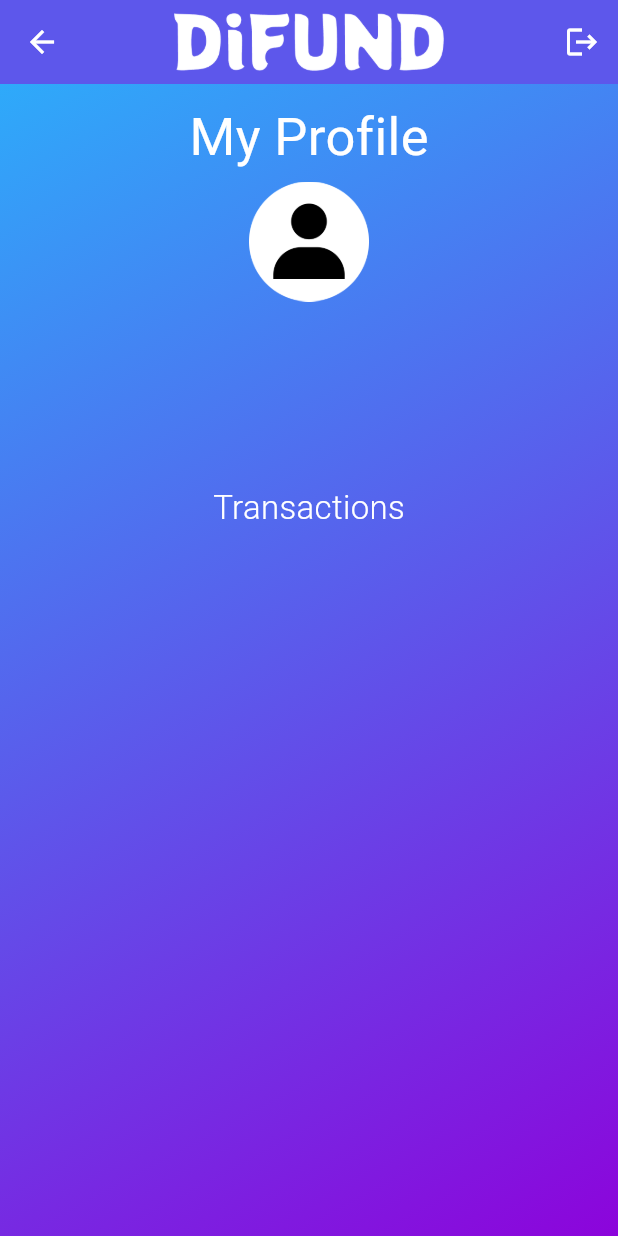
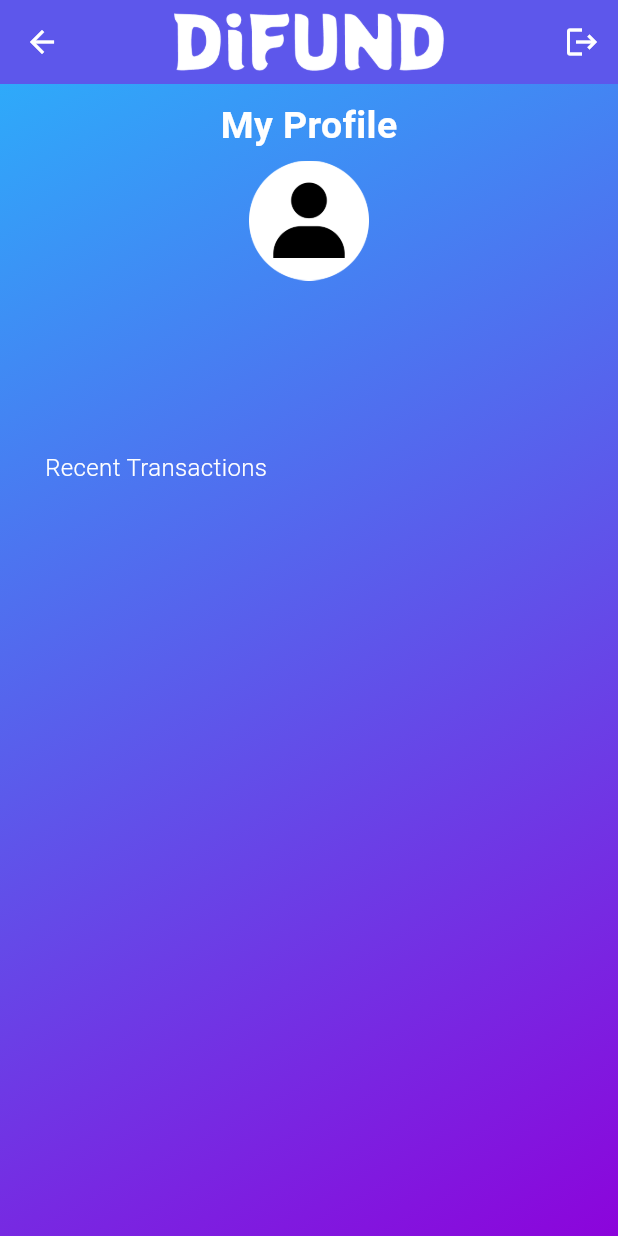
Before and after one commit to dhrisyapn/difund, a Flutter app: the ProfilePage screen opened directly, on a phone screen of 412 x 824 dp. Run offline on Flutter 3.47's test engine with Material 3 defaults, Android fonts, the phone set to English and light mode, and no system bars; our stand-ins replace cloud_firestore, firebase_auth, firebase_core; accounts and stored records are empty; Roboto replaces fonts that are missing (Gotham).

Commit message:
font sizing and placing fixed

```diff
--- a/lib/profile.dart
+++ b/lib/profile.dart
@@ -70,13 +70,19 @@ class _ProfilePageState extends State<ProfilePage> {
           ),
         ),
         child: SingleChildScrollView(
+          physics: const BouncingScrollPhysics(),
           child: Column(
             children: [
               const Padding(
                 padding: EdgeInsets.only(top: 10),
                 child: Text(
                   'My Profile',
-                  style: TextStyle(fontSize: 35, color: Colors.white),
+                  style: TextStyle(
+                    fontSize: 25,
+                    color: Colors.white,
+                    fontFamily: 'Gotham',
+                    fontWeight: FontWeight.w600,
+                  ),
                 ),
               ),
               SizedBox(
@@ -122,7 +128,7 @@ class _ProfilePageState extends State<ProfilePage> {
                     Text(email.toString(),
                         style: const TextStyle(
                           color: Colors.white,
-                          fontSize: 22,
+                          fontSize: 16,
                           fontFamily: 'Gotham',
                           fontWeight: FontWeight.w300,
                         )),
@@ -133,13 +139,20 @@ class _ProfilePageState extends State<ProfilePage> {
                 height: 20,
               ),
 
-              const Text('Transactions',
-                  style: TextStyle(
-                    color: Colors.white,
-                    fontSize: 22,
-                    fontFamily: 'Gotham',
-                    fontWeight: FontWeight.w300,
-                  )),
+              Padding(
+                padding: const EdgeInsets.only(left: 30),
+                child: Row(
+                  children: [
+                    const Text('Recent Transactions',
+                        style: TextStyle(
+                          color: Colors.white,
+                          fontSize: 16,
+                          fontFamily: 'Gotham',
+                          fontWeight: FontWeight.w300,
+                        )),
+                  ],
+                ),
+              ),
               //get name date amount from collection userdata document email sub collection transactions
               StreamBuilder<QuerySnapshot>(
                 stream: FirebaseFirestore.instance
@@ -240,7 +253,7 @@ class _ProfilePageState extends State<ProfilePage> {
                 },
               ),
               const SizedBox(
-                height: 300,
+                height: 20,
               ),
             ],
           ),
```
